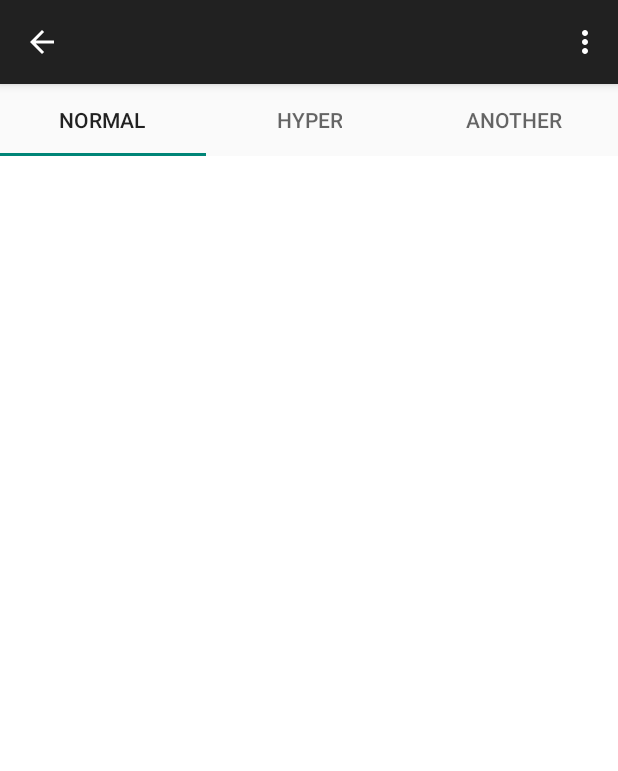
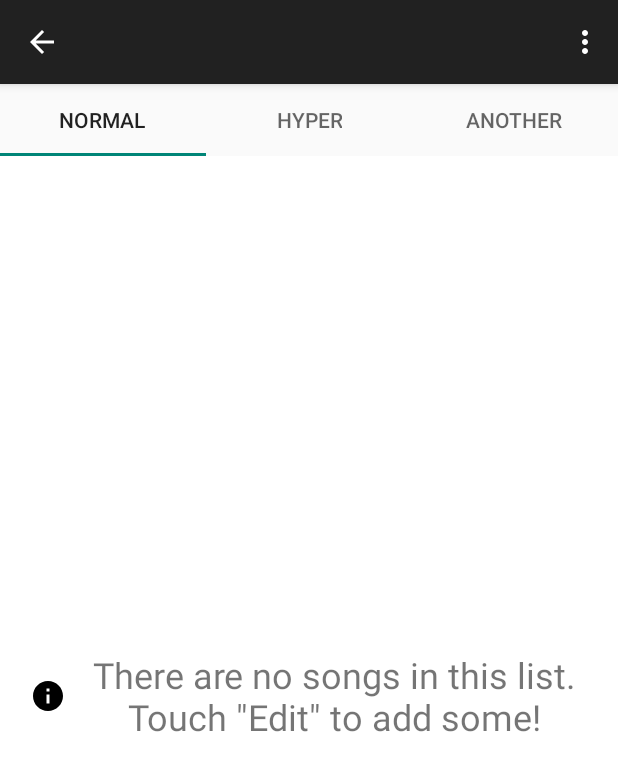
Before and after one commit to hillj35/iidxClearTracker, an Android app: the FolderActivity screen opened directly, with no data from a screen before it, on a phone screen of 412 x 824 dp. Shown: the top 771 px of the screen. Run offline under Robolectric (Android 15) with nearby library versions, the phone set to English and light mode, and no system bars; 4 statements that could not run were skipped.

Commit message:
More Visual Fixes
Some more visual touch ups were made

```diff
--- a/app/src/main/AndroidManifest.xml
+++ b/app/src/main/AndroidManifest.xml
@@ -38,7 +38,6 @@
         <activity
             android:name=".SettingsActivity"
             android:screenOrientation="portrait" />
-        <activity android:name=".StatsActivity"></activity>
     </application>
 
 </manifest>
--- a/app/src/main/java/com/example/jordan/assignment1/AddToGoalActivity.java
+++ b/app/src/main/java/com/example/jordan/assignment1/AddToGoalActivity.java
@@ -111,7 +111,7 @@ public class AddToGoalActivity extends AppCompatActivity implements SongFragment
 
     private void displayResults(Cursor cursor) {
         LinearLayout ll = (LinearLayout)findViewById(R.id.lyt_search);
-        fragment = folderfragment.newInstance(listSearch, listName);
+        fragment = folderfragment.newInstance(listSearch, listName, true);
         fragment.setCursor(cursor);
         getSupportFragmentManager().beginTransaction().add(ll.getId(), fragment).commit();
     }
--- a/app/src/main/java/com/example/jordan/assignment1/FolderActivity.java
+++ b/app/src/main/java/com/example/jordan/assignment1/FolderActivity.java
@@ -103,7 +103,7 @@ public class FolderActivity extends AppCompatActivity implements SongFragment.On
             LinearLayout ll = (LinearLayout)findViewById(R.id.lyt_folder);
             TabLayout tabLayout = (TabLayout) findViewById(R.id.sliding_tabs);
             tabLayout.setLayoutParams(new LinearLayout.LayoutParams(LinearLayout.LayoutParams.MATCH_PARENT, 0));
-            fragment = folderfragment.newInstance(false, "");
+            fragment = folderfragment.newInstance(false, "", false);
             fragment.setCursor(cursor);
             getSupportFragmentManager().beginTransaction().add(ll.getId(), fragment).commit();
         }
--- a/app/src/main/java/com/example/jordan/assignment1/folderfragment.java
+++ b/app/src/main/java/com/example/jordan/assignment1/folderfragment.java
@@ -10,8 +10,10 @@ import android.view.LayoutInflater;
 import android.view.View;
 import android.view.ViewGroup;
 import android.widget.AdapterView;
+import android.widget.ImageView;
 import android.widget.LinearLayout;
 import android.widget.ListView;
+import android.widget.TextView;
 
 import java.util.ArrayList;
 
@@ -30,7 +32,7 @@ public class folderfragment extends Fragment {
     // TODO: Rename parameter arguments, choose names that match
     // the fragment initialization parameters, e.g. ARG_ITEM_NUMBER
     private static final String ARG_PARAM1 = "listName";
-    private static final String ARG_PARAM2 = "difficulty";
+    private static final String ARG_PARAM2 = "search";
     private static final String ARG_PARAM3 = "type";
     private static final String ARG_PARAM4 = "list";
 
@@ -44,6 +46,7 @@ public class folderfragment extends Fragment {
     private SongItem currentItem;
     private SongListAdapter adapter;
     private boolean listAdd;
+    private boolean search;
     private Cursor cursor;
 
     private OnFragmentInteractionListener mListener;
@@ -59,10 +62,11 @@ public class folderfragment extends Fragment {
      * @return A new instance of fragment folderfragment.
      */
     // TODO: Rename and change types and number of parameters
-    public static folderfragment newInstance(boolean list, String listName) {
+    public static folderfragment newInstance(boolean list, String listName, boolean search) {
         folderfragment fragment = new folderfragment();
         Bundle args = new Bundle();
         args.putBoolean(ARG_PARAM4, list);
+        args.putBoolean(ARG_PARAM2, search);
         args.putString(ARG_PARAM1, listName);
         fragment.setArguments(args);
         return fragment;
@@ -74,6 +78,7 @@ public class folderfragment extends Fragment {
         if (getArguments() != null) {
             listAdd = getArguments().getBoolean(ARG_PARAM4);
             listName = getArguments().getString(ARG_PARAM1);
+            search = getArguments().getBoolean(ARG_PARAM2);
         }
     }
 
@@ -139,6 +144,20 @@ public class folderfragment extends Fragment {
             songItems.add(item);
             cursor.moveToNext();
         }
+
+        TextView infoTxt = (TextView)view.findViewById(R.id.txt_none_folder);
+        ImageView infoImg = (ImageView)view.findViewById(R.id.img_info_folder);
+
+        if (search)
+            infoTxt.setText("No results for this search. Please try again.");
+        if (cursor.getCount() > 0) {
+            infoTxt.setVisibility(View.INVISIBLE);
+            infoImg.setVisibility(View.INVISIBLE);
+        }
+        else {
+            infoTxt.setVisibility(View.VISIBLE);
+            infoImg.setVisibility(View.VISIBLE);
+        }
     }
 
     // TODO: Rename method, update argument and hook method into UI event
--- a/app/src/main/java/com/example/jordan/assignment1/iidxFragmentPagerAdapter.java
+++ b/app/src/main/java/com/example/jordan/assignment1/iidxFragmentPagerAdapter.java
@@ -47,7 +47,7 @@ public class iidxFragmentPagerAdapter extends FragmentPagerAdapter {
 
     @Override
     public Fragment getItem(int position) {
-        folderfragment fragment = folderfragment.newInstance(false, "");
+        folderfragment fragment = folderfragment.newInstance(false, "", false);
         Cursor cursor = databaseHelper.getSongsFromVersion(version, position, sortValue);
         fragment.setCursor(cursor);
         return fragment;
--- a/app/src/main/res/layout/fragment_folderfragment.xml
+++ b/app/src/main/res/layout/fragment_folderfragment.xml
@@ -1,4 +1,5 @@
 <LinearLayout xmlns:android="http://schemas.android.com/apk/res/android"
+    xmlns:app="http://schemas.android.com/apk/res-auto"
     xmlns:tools="http://schemas.android.com/tools"
     android:id="@+id/lyt_top"
     android:layout_width="match_parent"
@@ -9,5 +10,33 @@
     <ListView
         android:id="@+id/lst_songs"
         android:layout_width="match_parent"
-        android:layout_height="match_parent" />
+        android:layout_height="wrap_content" />
+
+    <LinearLayout
+        android:layout_width="match_parent"
+        android:layout_height="match_parent"
+        android:orientation="horizontal">
+
+        <ImageView
+            android:id="@+id/img_info_folder"
+            android:layout_width="wrap_content"
+            android:layout_height="wrap_content"
+            android:layout_gravity="center_vertical"
+            android:layout_marginLeft="20dp"
+            android:layout_weight="0.00"
+            app:srcCompat="@drawable/ic_info_black_24dp" />
+
+        <TextView
+            android:id="@+id/txt_none_folder"
+            android:layout_width="296dp"
+            android:layout_height="wrap_content"
+            android:layout_gravity="center_vertical"
+            android:layout_weight="0.02"
+            android:paddingLeft="10dp"
+            android:paddingRight="20dp"
+            android:text='There are no songs in this list. Touch "Edit" to add some!'
+            android:textAlignment="center"
+            android:textSize="24sp" />
+
+    </LinearLayout>
 </LinearLayout>
```
Also changed, not shown: app/src/main/java/com/example/jordan/assignment1/StatsActivity.java (deleted, +0 -13 lines), app/src/main/res/layout/activity_stats.xml (deleted, +0 -21 lines), app/src/main/res/layout/fragment_home.xml (+5 -7 lines).
